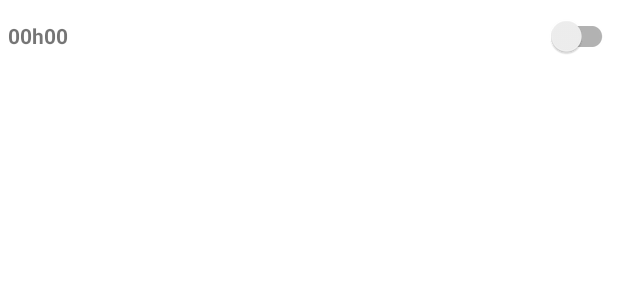
After one commit to monchemin/ouiliftAndroid, an Android app: the layout view_car_item.xml on its own in the app's theme, with its tools: preview values and no code run, on a phone screen of 412 x 824 dp. The commit adds this screen. Shown: the top 300 px of the screen. Run offline under Robolectric (Android 15) with nearby library versions, the light colour scheme and no system bars.

Commit message:
registred car list layout

```diff
--- a/app/src/main/java/com/ouilift/model/ReservationViewModel.java
+++ b/app/src/main/java/com/ouilift/model/ReservationViewModel.java
@@ -37,4 +37,8 @@ public class ReservationViewModel extends ViewModel {
         return repository.registeredCar(data);
     }
 
+    public MutableLiveData<PresenterFactory<CarPresenter>> carCreate(JsonObject data) {
+        return repository.carCreate(data);
+    }
+
 }
--- a/app/src/main/java/com/ouilift/presenter/CarPresenter.java
+++ b/app/src/main/java/com/ouilift/presenter/CarPresenter.java
@@ -21,4 +21,6 @@ public class CarPresenter {
     @SerializedName("year")
     public int year;
 
+    public boolean checked;
+
 }
--- a/app/src/main/java/com/ouilift/repository/ReservationRepository.java
+++ b/app/src/main/java/com/ouilift/repository/ReservationRepository.java
@@ -42,4 +42,9 @@ public class ReservationRepository extends Repository {
         return getData(call);
     }
 
+    public MutableLiveData<PresenterFactory<CarPresenter>> carCreate(JsonObject data) {
+        Call<PresenterFactory<CarPresenter>> call = api.carCreate(data);
+        return getData(call);
+    }
+
 }
--- a/app/src/main/java/com/ouilift/ui/search/SearchActivity.java
+++ b/app/src/main/java/com/ouilift/ui/search/SearchActivity.java
@@ -24,6 +24,7 @@ import com.ouilift.R;
 import com.ouilift.model.SearchViewModel;
 import com.ouilift.presenter.RouteStation;
 import com.ouilift.ui.BaseActivity;
+import com.ouilift.ui.account.DriverActivity;
 import com.ouilift.ui.account.ReservationListActivity;
 import com.ouilift.ui.account.SettingsActivity;
 import com.ouilift.ui.adapter.RouteDetailAdapter;
@@ -56,6 +57,10 @@ public class SearchActivity extends BaseActivity implements RouteSearchDialog.On
                 case R.id.navigation_setting:
                     finish();
                     startActivity(new Intent(getApplicationContext(), SettingsActivity.class));
+                    break;
+                case R.id.navigation_route:
+                    finish();
+                    startActivity(new Intent(getApplicationContext(), DriverActivity.class));
                     break;
 
             }
--- a/app/src/main/java/com/ouilift/utils/ApiService.java
+++ b/app/src/main/java/com/ouilift/utils/ApiService.java
@@ -91,5 +91,8 @@ public class ApiService {
         @POST("/car.php")
         Call<PresenterFactory<CarPresenter>> registeredCar(@Body JsonObject data);
 
+        @POST("/car-create.php")
+        Call<PresenterFactory<CarPresenter>> carCreate(@Body JsonObject data);
+
     }
 }
--- /dev/null
+++ b/app/src/main/res/layout/view_car_item.xml
@@ -0,0 +1,30 @@
+<?xml version="1.0" encoding="utf-8"?>
+<LinearLayout xmlns:android="http://schemas.android.com/apk/res/android"
+    android:layout_width="match_parent"
+    android:layout_height="wrap_content"
+    android:orientation="horizontal"
+    android:id="@+id/car_item_container">
+
+
+        <TextView
+            android:layout_width="0dp"
+            android:layout_height="wrap_content"
+            android:id="@+id/car_detail"
+            android:text="00h00"
+            android:textStyle="bold"
+            android:layout_margin="5dp"
+            android:layout_weight="0.8"
+            android:layout_gravity="center_vertical"
+             />
+        <androidx.appcompat.widget.SwitchCompat
+            android:layout_width="0dp"
+            android:layout_height="wrap_content"
+            android:layout_gravity="center_vertical"
+            android:id="@+id/car_toggle"
+            android:layout_weight="0.2">
+
+        </androidx.appcompat.widget.SwitchCompat>
+
+
+
+</LinearLayout>
--- a/app/src/main/res/values/strings.xml
+++ b/app/src/main/res/values/strings.xml
@@ -59,4 +59,6 @@
     <string name="btn_change_pass">Change Password</string>
     <string name="menu_departure">Departure</string>
     <string name="driver_number">Driver Number</string>
+    <string name="btn_add_car">New</string>
+    <string name="choose_your_car_label">Choose you car</string>
 </resources>
```
Also changed, not shown: app/src/main/java/com/ouilift/ui/account/DriverActivity.java (+30 -8 lines), app/src/main/java/com/ouilift/ui/adapter/CarAdapter.java (added, +97 -0 lines), app/src/main/java/com/ouilift/ui/adapter/RouteStationAdapter.java (+4 -9 lines), app/src/main/res/layout/activity_driver.xml (+85 -0 lines), 1 other file.
